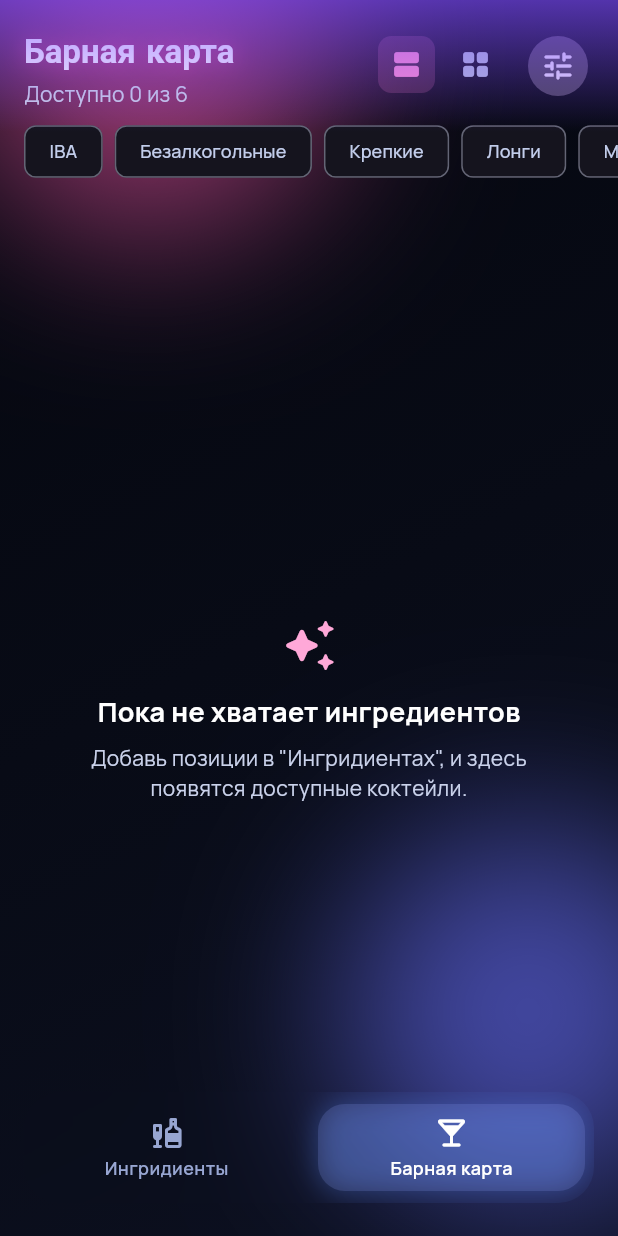
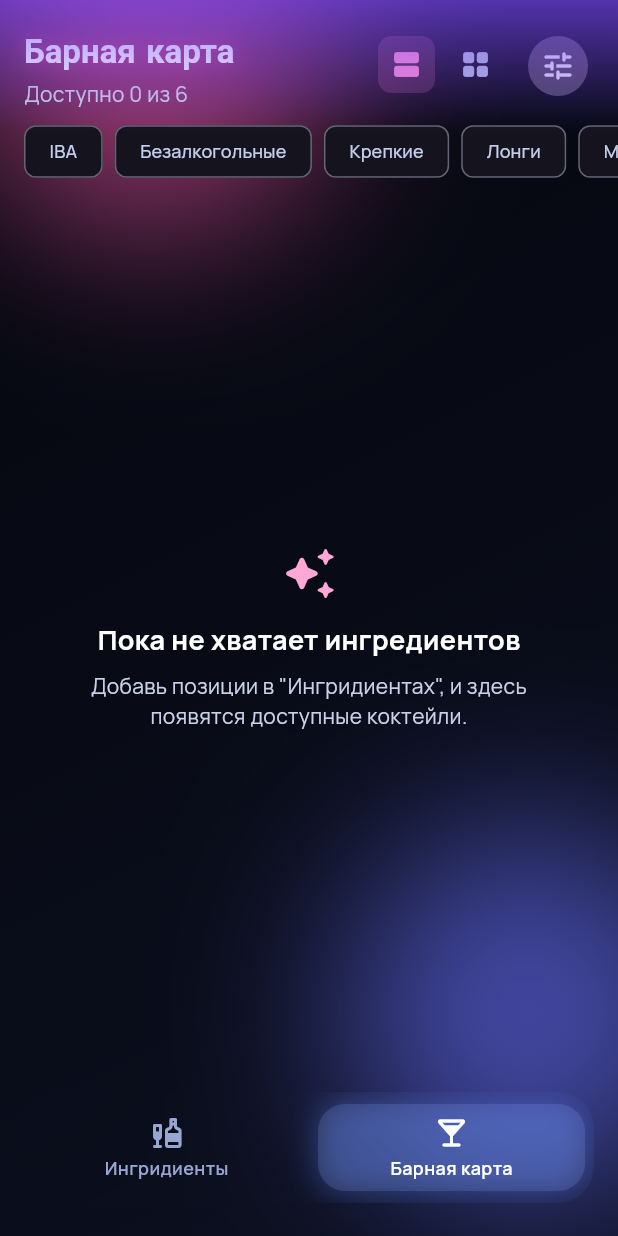
Before and after one commit to MixKage/my_bar, a Flutter app: the screen it shows after launch, after a tap on "Абрикосовый бренди", after a tap on "Барная карта", on a phone screen of 412 x 824 dp. Run offline on Flutter 3.47's test engine with Material 3 defaults, Android fonts, the phone set to English and light mode, and no system bars; our stand-ins replace file_picker, flutter_bloc, google_fonts, loading_animation_widget, share_plus, shared_preferences; missing offline and left inert: animated_border_widgets; network calls fail.

Commit message:
fix: padding not enough

```diff
--- a/lib/features/bar/presentation/pages/bar_menu_page.dart
+++ b/lib/features/bar/presentation/pages/bar_menu_page.dart
@@ -51,11 +51,11 @@ class _BarMenuPageState extends State<BarMenuPage> {
   Widget build(BuildContext context) {
     final topInset = MediaQuery.paddingOf(context).top;
     final bottomInset = MediaQuery.paddingOf(context).bottom;
-    final bottomContentPadding =
+    final bottomOverlayPadding =
         kNeonBottomNavigationHeight +
         kNeonBottomNavigationBottomMargin +
-        bottomInset +
-        24;
+        bottomInset;
+    final bottomContentPadding = bottomOverlayPadding + 24;
 
     final filteredCocktails = _filterByTags(widget.availableCocktails);
     final expandedId = _resolveExpandedId(filteredCocktails);
@@ -162,7 +162,7 @@ class _BarMenuPageState extends State<BarMenuPage> {
           ),
           Expanded(
             child: widget.availableCocktails.isEmpty
-                ? const NoCocktailsView()
+                ? NoCocktailsView(bottomInsetCompensation: bottomOverlayPadding)
                 : filteredCocktails.isEmpty
                 ? const _NoTagMatchesView()
                 : _viewMode == MenuViewMode.grid
@@ -932,11 +932,15 @@ class _NoTagMatchesView extends StatelessWidget {
 }
 
 class NoCocktailsView extends StatelessWidget {
-  const NoCocktailsView({super.key});
+  const NoCocktailsView({required this.bottomInsetCompensation, super.key});
+
+  final double bottomInsetCompensation;
 
   @override
   Widget build(BuildContext context) {
-    return Center(
+    return Padding(
+      padding: EdgeInsets.only(bottom: bottomInsetCompensation),
+      child: Center(
         child: Padding(
           padding: const EdgeInsets.symmetric(horizontal: 24),
           child: AnimatedGradientBorder(
@@ -980,6 +984,7 @@ class NoCocktailsView extends StatelessWidget {
             ),
           ),
         ),
+      ),
     );
   }
 }
```
Lines whose indentation alone changed are shown as unchanged.
